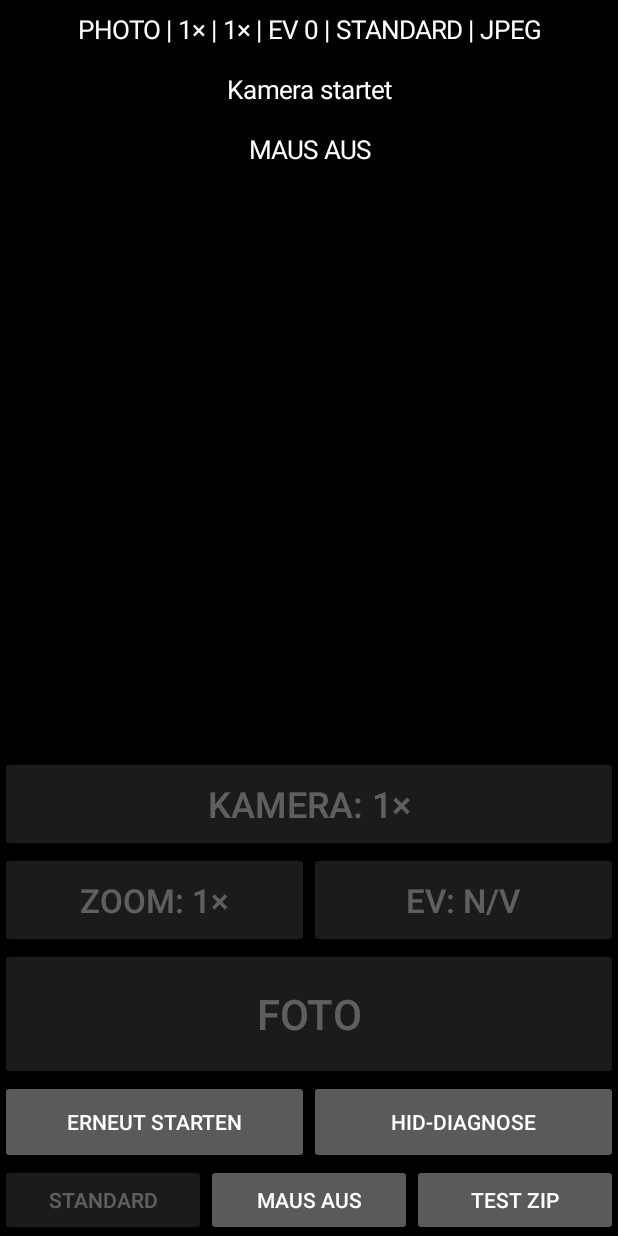
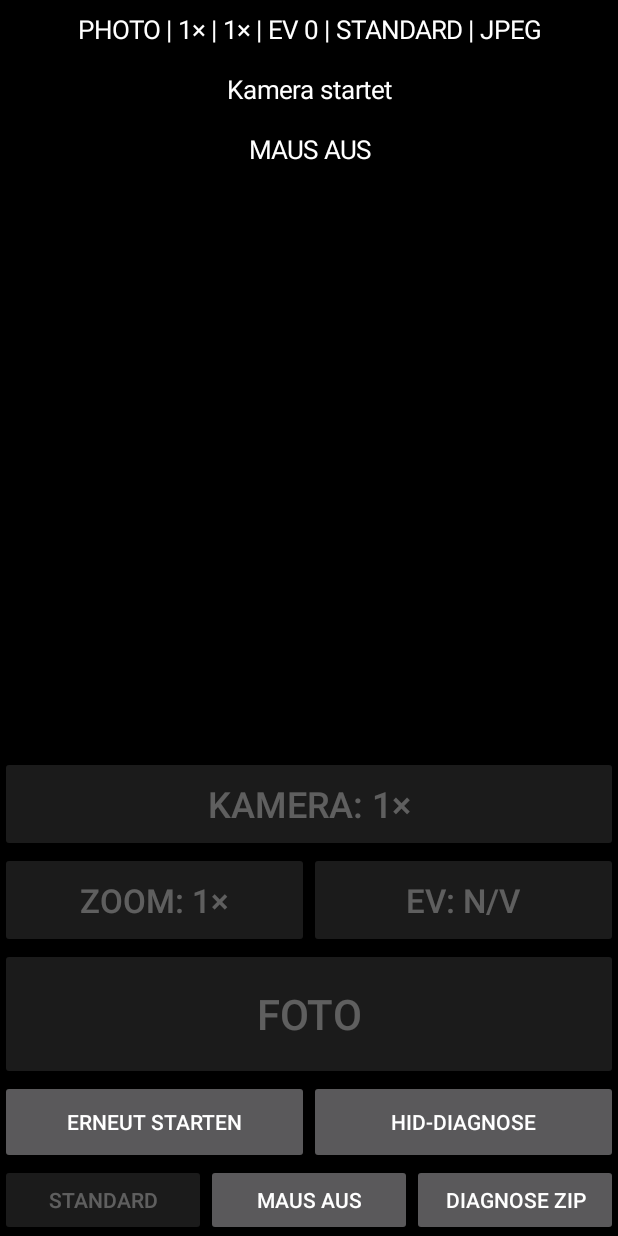
Before and after one commit to J-CE/SeaFrogs-SF-PH-01-Camera, an Android app: the screen it shows after launch (CameraActivity), on a phone screen of 412 x 824 dp. Run offline under Robolectric (Android 15) with nearby library versions, the light colour scheme and no system bars; libraries missing offline, so code that uses them is left out: androidx.camera.camera2, androidx.camera.core, androidx.camera.extensions, androidx.camera.lifecycle, androidx.camera.view; 4 statements that could not run were skipped.

Commit message:
Add RAW-series library acquisition test, CameraX 1.6.2 and simplify test controls

```diff
--- a/app/src/main/java/de/jce/seafrogs/CameraActivity.kt
+++ b/app/src/main/java/de/jce/seafrogs/CameraActivity.kt
@@ -43,19 +43,15 @@ class CameraActivity : ComponentActivity(), InputManager.InputDeviceListener {
     private lateinit var inputManager: InputManager
     private lateinit var recorder: EventRecorder
     private lateinit var automated: AutomatedCameraTest
-    private lateinit var normalTest: Button
+    private lateinit var cancelTest: Button
     private lateinit var macroTest: Button
-    private lateinit var rawTest: Button
     private lateinit var format: Button
     private lateinit var exposureSetup: Button
-    private lateinit var isoTest: Button
-    private lateinit var isoExport: Button
     private var exportGroupOnly: String? = null
-    private lateinit var qualityTest: Button
-    private lateinit var qualityExport: Button
+    private lateinit var libraryTest: Button
+    private lateinit var libraryExport: Button
     private var autoStatus = ""
     private var lastCameraState = PhotoCameraState()
-    private lateinit var testCase: Button
     private lateinit var quality: Button
     private lateinit var mouse: Button
     private lateinit var export: Button
@@ -95,7 +91,7 @@ class CameraActivity : ComponentActivity(), InputManager.InputDeviceListener {
         recorder = EventRecorder(applicationContext) { message ->
             handler.post { if (!isDestroyed) android.widget.Toast.makeText(this, message, android.widget.Toast.LENGTH_LONG).show() }
         }
-        recorder.record(JSONObject().put("kind", "session").put("appVersion", "0.6.6-processing-test")
+        recorder.record(JSONObject().put("kind", "session").put("appVersion", "0.6.7-library-test")
             .put("model", Build.MODEL).put("androidBuild", Build.FINGERPRINT))
         val landscape = resources.configuration.orientation == Configuration.ORIENTATION_LANDSCAPE
         val root = LinearLayout(this).apply {
@@ -194,18 +190,6 @@ class CameraActivity : ComponentActivity(), InputManager.InputDeviceListener {
             testControls.addView(it, LinearLayout.LayoutParams(0, LinearLayout.LayoutParams.WRAP_CONTENT, 1f))
         }
         buttonsPanel.addView(testControls)
-        testCase = Button(this).apply {
-            text = "TESTFALL: FREI"
-            setOnClickListener {
-                val cases = arrayOf("FREI", "K01 MAIN", "K02 UW", "K03 MACRO NAH", "K04 MACRO FERN", "K05 CROP1", "K06 CROP2", "K07 EXT MAIN", "K08 EXT UW", "K09 EXT MACRO", "K10 EV", "M01 EINZEL", "M02 HALTEN", "M03 DOPPEL", "M04 KOMBINATION", "M05 LEBENSZYKLUS")
-                AlertDialog.Builder(this@CameraActivity).setTitle("Testfall markieren")
-                    .setItems(cases) { _, index ->
-                        text = "TESTFALL: ${cases[index]}"
-                        controller.setTestCase(cases[index])
-                    }.show()
-            }
-        }
-        buttonsPanel.addView(testCase)
         val rawControls = LinearLayout(this)
         format = Button(this).apply {
             text = "FORMAT: JPEG"
@@ -216,66 +200,44 @@ class CameraActivity : ComponentActivity(), InputManager.InputDeviceListener {
                     }.show()
             }
         }
-        rawTest = Button(this).apply {
-            text = "RAW-TEST"
-            setOnClickListener { beginAutomated(false, true) }
-        }
-        listOf(format, rawTest).forEach {
-            rawControls.addView(it, LinearLayout.LayoutParams(0, LinearLayout.LayoutParams.WRAP_CONTENT, 1f))
-        }
-        buttonsPanel.addView(rawControls)
-        val isoControls = LinearLayout(this)
         exposureSetup = Button(this).apply {
             text = "ISO: AUTO"
             setOnClickListener { chooseExposureLimits() }
         }
-        isoTest = Button(this).apply {
-            text = "ISO-TEST"
-            setOnClickListener { beginAutomated(false, iso = true) }
+        listOf(format, exposureSetup).forEach {
+            rawControls.addView(it, LinearLayout.LayoutParams(0, LinearLayout.LayoutParams.WRAP_CONTENT, 1f))
         }
-        isoExport = Button(this).apply {
-            text = "ISO ZIP"
+        buttonsPanel.addView(rawControls)
+        val libraryControls = LinearLayout(this)
+        libraryTest = Button(this).apply {
+            text = "BIB-TEST"
+            setOnClickListener { beginAutomated(false, libraries = true) }
+        }
+        libraryExport = Button(this).apply {
+            text = "BIB ZIP"
             setOnClickListener {
                 preview.releasePointerCapture()
-                resetInput("isoExport")
-                exportGroupOnly = "ISO"
-                exportRequest.launch("seafrogs-iso-${System.currentTimeMillis()}.zip")
+                resetInput("libraryExport")
+                exportGroupOnly = "LIBRARY"
+                exportRequest.launch("seafrogs-library-${System.currentTimeMillis()}.zip")
             }
         }
-        listOf(exposureSetup, isoTest, isoExport).forEach {
-            isoControls.addView(it, LinearLayout.LayoutParams(0, LinearLayout.LayoutParams.WRAP_CONTENT, 1f))
+        listOf(libraryTest, libraryExport).forEach {
+            libraryControls.addView(it, LinearLayout.LayoutParams(0, LinearLayout.LayoutParams.WRAP_CONTENT, 1f))
         }
-        buttonsPanel.addView(isoControls)
-        val processingControls = LinearLayout(this)
-        qualityTest = Button(this).apply {
-            text = "QUALITÄTSTEST"
-            setOnClickListener { beginAutomated(false, processing = true) }
-        }
-        qualityExport = Button(this).apply {
-            text = "QUALITÄT ZIP"
-            setOnClickListener {
-                preview.releasePointerCapture()
-                resetInput("qualityExport")
-                exportGroupOnly = "QUALITY"
-                exportRequest.launch("seafrogs-quality-${System.currentTimeMillis()}.zip")
-            }
-        }
-        listOf(qualityTest, qualityExport).forEach {
-            processingControls.addView(it, LinearLayout.LayoutParams(0, LinearLayout.LayoutParams.WRAP_CONTENT, 1f))
-        }
-        buttonsPanel.addView(processingControls)
+        buttonsPanel.addView(libraryControls)
         val autoControls = LinearLayout(this)
-        normalTest = Button(this).apply {
-            text = "NORMALTEST"
+        cancelTest = Button(this).apply {
+            text = "ABBRECHEN"
             minHeight = dp(64)
-            setOnClickListener { if (automated.running) automated.cancel() else beginAutomated(false) }
+            setOnClickListener { automated.cancel() }
         }
         macroTest = Button(this).apply {
             text = "MACROTEST"
             minHeight = dp(64)
             setOnClickListener { beginAutomated(true) }
         }
-        autoControls.addView(normalTest, LinearLayout.LayoutParams(0, LinearLayout.LayoutParams.WRAP_CONTENT, 1f))
+        autoControls.addView(cancelTest, LinearLayout.LayoutParams(0, LinearLayout.LayoutParams.WRAP_CONTENT, 1f))
         autoControls.addView(macroTest, LinearLayout.LayoutParams(0, LinearLayout.LayoutParams.WRAP_CONTENT, 1f))
         buttonsPanel.addView(autoControls)
         root.addView(cameraPanel, if (landscape)
@@ -401,15 +363,11 @@ class CameraActivity : ComponentActivity(), InputManager.InputDeviceListener {
         quality.isEnabled = state.ready && !testing && state.photoFormat == "JPEG" && !state.exposureLimits.enabled
         format.text = "FORMAT: ${state.photoFormat}"
         format.isEnabled = state.ready && !testing
-        rawTest.isEnabled = state.ready && !testing
         exposureSetup.isEnabled = state.ready && !testing
         exposureSetup.text = if (state.exposureLimits.enabled) "Sensor ≤ ${state.exposureLimits.isoCap}" else "ISO: AUTO"
-        isoTest.isEnabled = state.ready && !testing
-        isoExport.isEnabled = capabilityReport != null && !state.capturing && !testing
-        qualityTest.isEnabled = state.ready && !testing
-        qualityExport.isEnabled = capabilityReport != null && !state.capturing && !testing
-        testCase.isEnabled = !state.capturing && !testing
-        export.text = if (capabilityReport == null) "KAMERADATEN …" else "TEST ZIP"
+        libraryTest.isEnabled = state.ready && !testing
+        libraryExport.isEnabled = capabilityReport != null && !testing && !state.capturing
+        export.text = if (capabilityReport == null) "KAMERADATEN …" else "DIAGNOSE ZIP"
         export.isEnabled = capabilityReport != null && !state.capturing && !testing
         mouse.isEnabled = !state.capturing && !testing
         zoom.isEnabled = state.ready && !testing
@@ -422,13 +380,19 @@ class CameraActivity : ComponentActivity(), InputManager.InputDeviceListener {
         shutter.text = if (state.capturing) "AUFNAHME …" else "FOTO"
         diagnosis.isEnabled = !state.capturing && !testing
         restart.isEnabled = !state.capturing && !testing
-        normalTest.text = if (testing) "ABBRECHEN" else "NORMALTEST"
-        normalTest.isEnabled = testing || state.ready
+        cancelTest.isEnabled = testing
         macroTest.isEnabled = state.ready && !testing
     }
 
-    private fun beginAutomated(macro: Boolean, raw: Boolean = false, iso: Boolean = false, processing: Boolean = false) {
-        val message = if (processing)
+    private fun beginAutomated(macro: Boolean, raw: Boolean = false, iso: Boolean = false, processing: Boolean = false, libraries: Boolean = false) {
+        if (libraries && android.os.StatFs(android.os.Environment.getExternalStorageDirectory().path).availableBytes < 1_000_000_000L) {
+            AlertDialog.Builder(this).setTitle("Speicher reicht nicht")
+                .setMessage("Für RAW-Serie und ZIP mindestens 1 GB freihalten.").setPositiveButton("OK", null).show()
+            return
+        }
+        val message = if (libraries)
+            "Handy fest abstützen. Bedrucktes Motiv mit feinen Details etwa 50 cm entfernt, gleichbleibendes Licht. Nicht bewegen und während des Tests keine Tasten drücken.\n\nDie App nimmt je fünf RAW+JPEG-Paare mit Hauptkamera und UW auf, in derselben Kamerasitzung mit festgelegter Belichtung, Weißabgleich und Fokus. Danach folgen AUTO-, HDR- und NIGHT-Referenzen, sofern verfügbar. ISO-Grenzen sind aus.\n\nDiese RAW-Serien dienen als identische Eingaben für den Bibliotheksvergleich. Diese APK enthält noch keine MotionCam-/HDR+-Verarbeitung. Benötigt mindestens 1 GB freien Speicher. Danach BIB ZIP exportieren und nach Export gespeichert hochladen. ZIP etwa 250 MB."
+        else if (processing)
             "Stütze das Handy fest ab und stelle ein bedrucktes Motiv mit feinen Details etwa 50 cm vor die Linse. Motiv und Licht konstant halten, während des Tests nichts berühren.\n\nDie App vergleicht je Kamera Standard-Verarbeitung, HQ-Entrauschen und HQ-Entrauschen + HQ-Schärfung. Belichtung, Weißabgleich und Fokus bleiben je Kamera fest. ISO-Grenzen sind für diesen Test aus. Danach folgt ein separates NIGHT-Referenzbild der Hauptkamera, sofern verfügbar.\n\nNicht unterstützte Varianten überspringt die App. Bis zu sieben JPEGs, Vorschau pausiert bei normalen Vergleichsaufnahmen. Danach QUALITÄT ZIP exportieren."
         else if (iso)
             "Stütze das Handy ab. Stelle ein bedrucktes Motiv etwa 50 cm vor die Linse und halte das Licht konstant.\n\nDie App fotografiert automatisch mit Hauptkamera und UW: jeweils Auto, maximal ISO 800 und maximal ISO 400. Die Zeitgrenze aus dem ISO-Setup gilt bei den beiden begrenzten Aufnahmen. Auto bleibt unbeschränkt. Alle sechs Fotos nutzen denselben Aufnahmeweg; die Vorschau pausiert während der Aufnahme.\n\nDanach ISO ZIP exportieren."
@@ -437,12 +401,12 @@ class CameraActivity : ComponentActivity(), InputManager.InputDeviceListener {
         else if (macro)
             "Lege eine bedruckte Seite etwa 5 cm vor die Kameralinse. Stütze das Handy ab und halte das Licht konstant.\n\nDie App übernimmt Kamera, Fokusversuch, Crop-Stufen und Aufnahmen. Während des Tests nichts bewegen."
         else "Lege eine bedruckte Seite etwa 50 cm vor die Kameralinse. Stütze das Handy ab und halte das Licht konstant.\n\nDie App übernimmt Kamera, Zoom, EV, verfügbare Bildverarbeitung und Aufnahmen. Während des Tests nichts bewegen."
-        AlertDialog.Builder(this).setTitle(if (processing) "Automatischer Qualitätstest" else if (iso) "Automatischer ISO-Vergleich" else if (raw) "Automatischer RAW-Test" else if (macro) "Automatischer Macrotest" else "Automatischer Normaltest")
+        AlertDialog.Builder(this).setTitle(if (libraries) "Automatischer Bibliotheks-Datentest" else if (processing) "Automatischer Qualitätstest" else if (iso) "Automatischer ISO-Vergleich" else if (raw) "Automatischer RAW-Test" else if (macro) "Automatischer Macrotest" else "Automatischer Normaltest")
             .setMessage(message).setNegativeButton("Zurück", null)
             .setPositiveButton("Test starten") { _, _ ->
                 preview.releasePointerCapture()
                 resetInput("autoTestStart")
-                automated.start(macro, raw, iso, processing)
+                automated.start(macro, raw, iso, processing, libraries)
             }.show()
     }
 
--- a/app/src/main/java/de/jce/seafrogs/DiagnosticActivity.kt
+++ b/app/src/main/java/de/jce/seafrogs/DiagnosticActivity.kt
@@ -101,7 +101,7 @@ class DiagnosticActivity : Activity(), InputManager.InputDeviceListener {
         root.addView(eventText)
         initialized = true
         recorder.record(JSONObject().put("kind", "session")
-            .put("appVersion", "0.6.6-processing-test").put("manufacturer", Build.MANUFACTURER)
+            .put("appVersion", "0.6.7-library-test").put("manufacturer", Build.MANUFACTURER)
             .put("model", Build.MODEL).put("sdk", Build.VERSION.SDK_INT)
             .put("androidRelease", Build.VERSION.RELEASE).put("buildFingerprint", Build.FINGERPRINT))
         devices("initial")
--- a/app/src/main/java/de/jce/seafrogs/EventRecorder.kt
+++ b/app/src/main/java/de/jce/seafrogs/EventRecorder.kt
@@ -49,7 +49,7 @@ class EventRecorder(private val context: Context, private val report: (String) -
                capabilityReport: String? = null) {
         val photoSnapshot = photos.toList()
         val summary = """
-            SeaFrogs Kamera/HID Test 0.6.6
+            SeaFrogs Kamera/HID Test 0.6.7
             Android-App-Ereignisse, keine rohen Bluetooth-HID-Reports.
             Datensatznummer am Export: $sequence
             Verlorene Datensätze durch Warteschlangenlimit: ${dropped.get()}
--- a/app/src/main/java/de/jce/seafrogs/PhotoExifWriter.kt
+++ b/app/src/main/java/de/jce/seafrogs/PhotoExifWriter.kt
@@ -24,7 +24,7 @@ class PhotoExifWriter(context: Context) {
                     if (exif.getAttribute(ExifInterface.TAG_MODEL).isNullOrBlank())
                         exif.setAttribute(ExifInterface.TAG_MODEL, Build.MODEL)
                     val originalSoftware = exif.getAttribute(ExifInterface.TAG_SOFTWARE)
-                    val appSoftware = "SeaFrogs Camera 0.6.6-processing-test"
+                    val appSoftware = "SeaFrogs Camera 0.6.7-library-test"
                     exif.setAttribute(ExifInterface.TAG_SOFTWARE,
                         if (originalSoftware.isNullOrBlank()) appSoftware
                         else "$originalSoftware; $appSoftware")
```
Also changed, not shown: app/build.gradle.kts (+7 -7 lines), app/src/main/java/de/jce/seafrogs/AutoTestPlan.kt (+11 -1 lines), app/src/main/java/de/jce/seafrogs/AutomatedCameraTest.kt (+24 -7 lines), app/src/main/java/de/jce/seafrogs/CameraCapabilityReport.kt (+37 -1 lines), app/src/main/java/de/jce/seafrogs/PhotoCameraController.kt (+6 -2 lines), app/src/main/java/de/jce/seafrogs/RawJpegCapture.kt (+24 -4 lines), 5 other files.
